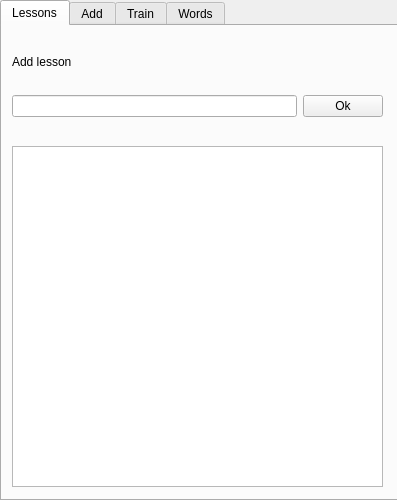
This is mainwindow.ui in rezzett/qlwt as Qt 5 draws it before an edit. The edited form follows.
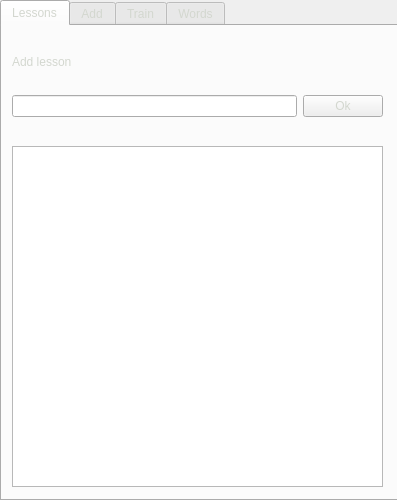
This is the edited form. The open tabs and pages were chosen to show the change.

```diff
--- a/mainwindow.ui
+++ b/mainwindow.ui
@@ -35,6 +35,10 @@
       <height>501</height>
      </rect>
     </property>
+    <property name="styleSheet">
+     <string notr="true">color: rgb(211, 215, 207);
+</string>
+    </property>
     <property name="currentIndex">
      <number>2</number>
     </property>
```
Left out of the diff: 4 changed lines with no effect on the pictures.
